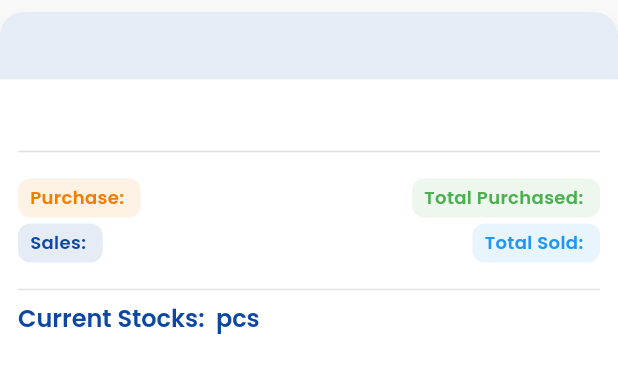
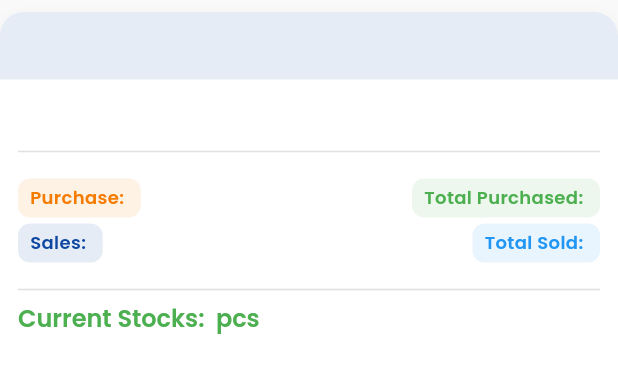
Before and after one commit to DevNadimm/Smart-Furniture, a Flutter app: the StockCard widget shown alone on an empty page, opened directly with empty values, on a phone screen of 412 x 824 dp. Shown: the top 373 px of the screen. Run offline on Flutter 3.47's test engine with Material 3 defaults, Android fonts, the phone set to English and light mode, and no system bars; our stand-ins replace cached_network_image, flutter_bloc, fluttertoast, google_fonts, hugeicons, shared_preferences; accounts and stored records are empty; generated files the repository leaves out were written again; network calls fail.

```diff
--- a/lib/features/sales/presentation/widgets/stock_card.dart
+++ b/lib/features/sales/presentation/widgets/stock_card.dart
@@ -89,8 +89,10 @@ class StockCard extends StatelessWidget {
                   Text(
                     "Current Stocks: ${stockData?.remainingStock ?? '0'} pcs",
                     style: Theme.of(context).textTheme.headlineSmall?.copyWith(
-                      color: AppColors.primaryColor,
-                    ),
+                          color: stockData?.remainingStock == '0'
+                              ? AppColors.error
+                              : AppColors.success,
+                        ),
                   ),
                 ],
               ),
```
